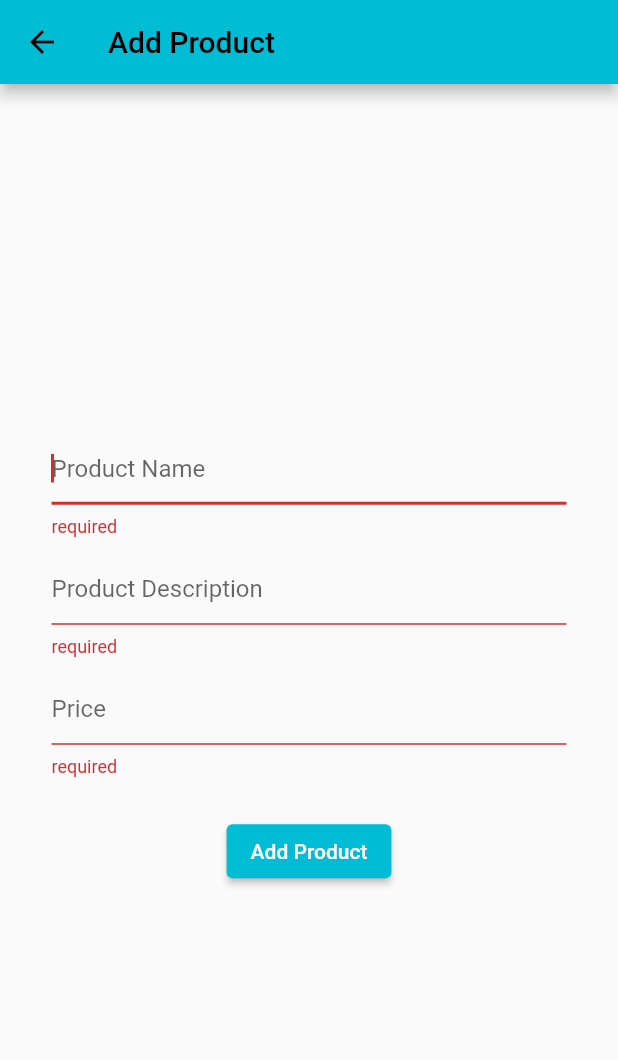
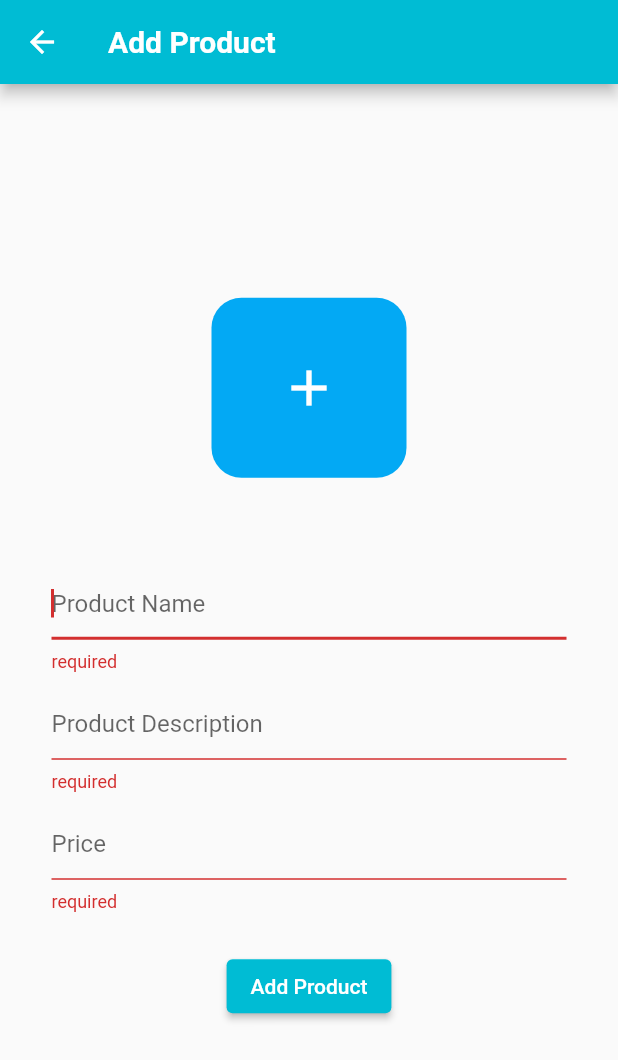
Before and after one commit to geetansh-monga/applore, a Flutter app: the AddProductScreen screen opened directly, after a tap on "Add Product", on a phone screen of 412 x 824 dp. Shown: the top 1060 px of the screen. Run offline on Flutter 3.47's test engine with Material 2 defaults, Android fonts, the light colour scheme and no system bars; our stand-ins replace cloud_firestore, firebase_auth, firebase_core, firebase_storage, image_picker, rxdart; accounts and stored records are empty.

Commit message:
image uplaod done.

```diff
--- a/applore/lib/BLoc/product_bloc.dart
+++ b/applore/lib/BLoc/product_bloc.dart
@@ -63,7 +63,7 @@
         _lastDoc = _querySnapshot.docs[_querySnapshot.size - 1];
         print(_lastDoc);
         print(_querySnapshot.docs.length);
-        documentList!.addAll(_querySnapshot.docs.reversed);
+        documentList!.addAll(_querySnapshot.docs);
         print(documentList!.length);
         productController!.sink.add(documentList!);
       }
--- a/applore/lib/ui/add-product-screen.dart
+++ b/applore/lib/ui/add-product-screen.dart
@@ -1,8 +1,13 @@
+import 'dart:io';
+
 import 'package:applore/firebase/cloud_firestore.dart';
 import 'package:applore/model/product-model.dart';
+import 'package:applore/ui/widgets/add_product_image.dart';
 import 'package:cloud_firestore/cloud_firestore.dart';
+import 'package:firebase_auth/firebase_auth.dart';
+import 'package:firebase_storage/firebase_storage.dart';
 import 'package:flutter/material.dart';
-import 'package:flutter/services.dart';
+import 'package:image_picker/image_picker.dart';
 
 class AddProductScreen extends StatefulWidget {
   const AddProductScreen({Key? key}) : super(key: key);
@@ -13,7 +18,7 @@
 
 class _AddProductScreenState extends State<AddProductScreen> {
   final ProductModel _productModel = ProductModel();
-
+  File? _imageFile;
   final _formKey = GlobalKey<FormState>();
 
   @override
@@ -22,11 +27,10 @@
       appBar: AppBar(
         title: const Text("Add Product"),
       ),
-      body: Column(
-        mainAxisAlignment: MainAxisAlignment.center,
-        children: [
-          Container(
-            padding: EdgeInsets.symmetric(
+      body: Center(
+        child: SingleChildScrollView(
+          child: Container(
+            padding: const EdgeInsets.symmetric(
               vertical: 20,
             ),
             alignment: Alignment.center,
@@ -36,6 +40,14 @@
                   key: _formKey,
                   child: Column(
                     children: [
+                      AddproductImage(
+                        onProductImageAdded: (imageFile) async {
+                          _imageFile = imageFile;
+                        },
+                      ),
+                      const SizedBox(
+                        height: 60,
+                      ),
                       TextFormField(
                         autofocus: true,
                         decoration:
@@ -83,15 +95,33 @@
                       ElevatedButton(
                           onPressed: () async {
                             if (_formKey.currentState!.validate()) {
+                              if (_imageFile != null) {
                                 _productModel.createdAt = Timestamp.now();
+                                UploadTask _uploadTask = FirebaseStorage
+                                    .instance
+                                    .ref(
+                                        "${FirebaseAuth.instance.currentUser!.email}/products/${DateTime.now()}}")
+                                    .putFile(_imageFile!);
+                                final snapshot =
+                                    await _uploadTask.whenComplete(() => null);
+                                final String url =
+                                    await snapshot.ref.getDownloadURL();
+                                print("image url:" + url.toString());
+                                _productModel.productImageUrl = url.toString();
                                 await cloudFirestore
                                     .addProduct(_productModel)
-                                  .onError((error, stackTrace) => print(error));
-                              print("product added");
+                                    .onError(
+                                        (error, stackTrace) => print(error));
                                 ScaffoldMessenger.of(context).showSnackBar(SnackBar(
                                     content: Text(
                                         "${_productModel.productName} added to Firestore")));
                                 Navigator.pop(context, true);
+                              } else {
+                                ScaffoldMessenger.of(context).showSnackBar(
+                                    const SnackBar(
+                                        content:
+                                            Text("Product Image not added")));
+                              }
                             }
                           },
                           child: const Text(
@@ -102,7 +132,7 @@
                   )),
             ),
           ),
-        ],
+        ),
       ),
     );
   }
--- /dev/null
+++ b/applore/lib/ui/widgets/add_product_image.dart
@@ -0,0 +1,67 @@
+import 'dart:io';
+import 'package:path/path.dart';
+import 'package:firebase_storage/firebase_storage.dart';
+import 'package:flutter/material.dart';
+import 'package:image_picker/image_picker.dart';
+
+class AddproductImage extends StatefulWidget {
+  AddproductImage({
+    Key? key,
+    required Function(File?) onProductImageAdded,
+  })  : _onProductImageAdded = onProductImageAdded,
+        super(key: key);
+
+  final Function(File?) _onProductImageAdded;
+  @override
+  State<AddproductImage> createState() => _AddproductImageState();
+}
+
+class _AddproductImageState extends State<AddproductImage> {
+  static const _noFileSelected = 'No File Selected';
+  UploadTask? task;
+  File? imageFile;
+  final _imagePicker = ImagePicker();
+  XFile? image;
+
+  @override
+  void dispose() {
+    super.dispose();
+    image = null;
+  }
+
+  @override
+  Widget build(BuildContext context) {
+    var fileName =
+        imageFile != null ? basename(imageFile!.path) : _noFileSelected;
+
+    return GestureDetector(
+      onTap: () async {
+        image = await _imagePicker.pickImage(source: ImageSource.gallery);
+        if (image == null) {
+          imageFile = null;
+        } else {
+          setState(() {
+            imageFile = File(image!.path);
+          });
+          widget._onProductImageAdded.call(imageFile);
+        }
+      },
+      child: Container(
+        height: 120,
+        width: 130,
+        decoration: BoxDecoration(
+            color: Colors.lightBlue, borderRadius: BorderRadius.circular(20)),
+        child: imageFile == null
+            ? const Icon(
+                Icons.add,
+                color: Colors.white,
+                size: 40,
+              )
+            : Image.file(
+                imageFile!,
+                fit: BoxFit.cover,
+              ),
+      ),
+    );
+  }
+}
--- a/applore/pubspec.yaml
+++ b/applore/pubspec.yaml
@@ -17,7 +17,6 @@
   cloud_firestore: ^3.1.10
   image_picker: ^0.8.4+10
   permission_handler: ^9.2.0
-
   cupertino_icons: ^1.0.2
 
 dev_dependencies:
```
Also changed, not shown: applore/lib/main.dart (+6 -2 lines), applore/lib/ui/products-screen.dart (+5 -3 lines), applore/lib/ui/widgets/product-tile.dart (+5 -3 lines), applore/pubspec.lock, 2 other files. Lines whose indentation alone changed are shown as unchanged.
